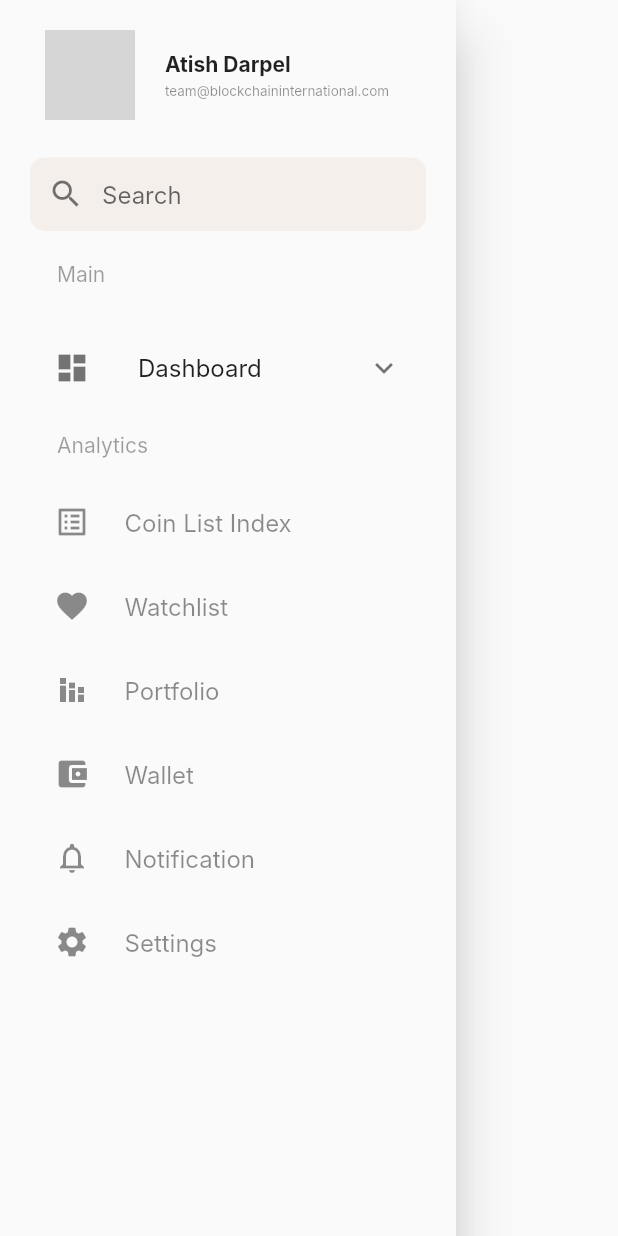
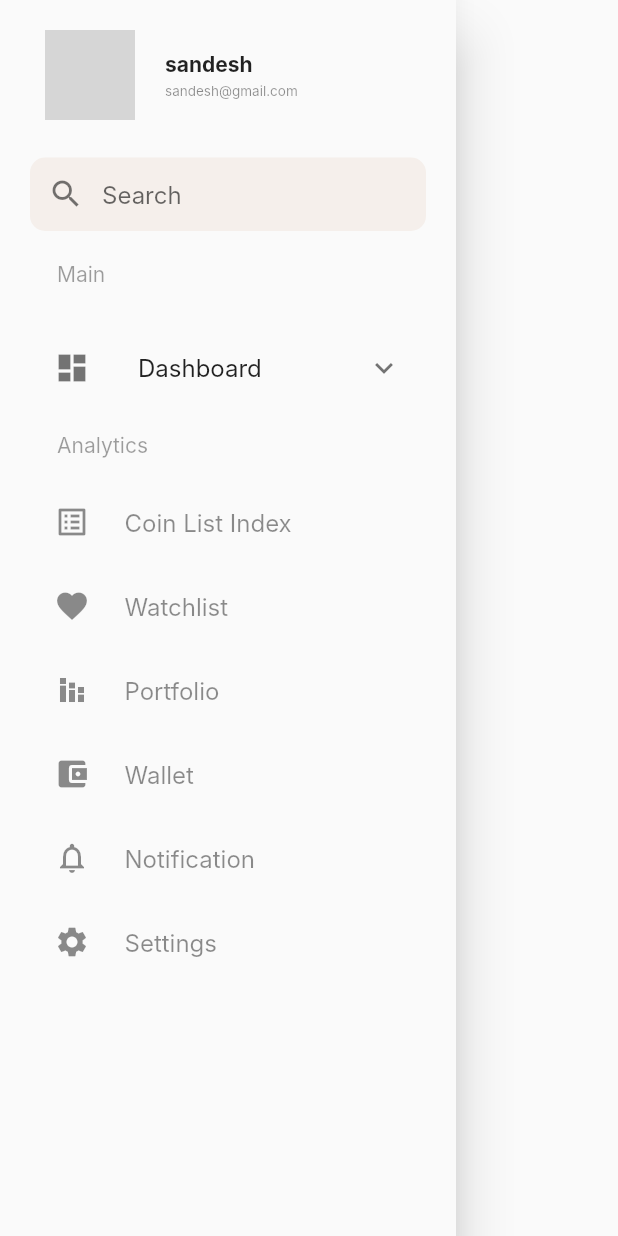
Before and after one commit to SandeshGhadage123/HamburgerMenuApp, a Flutter app: what burgermenu() shows on an empty page, opened directly, on a phone screen of 412 x 824 dp. Run offline on Flutter 3.47's test engine with Material 2 defaults, Android fonts, the phone set to English and light mode, and no system bars; our stand-ins replace lite_rolling_switch, shared_preferences; accounts and stored records are empty; network calls fail; Roboto replaces fonts that are missing (Inter); grey boxes are pictures that could not be loaded.

Commit message:
name field and email field retrived from login page

```diff
--- a/lib/burger_menu.dart
+++ b/lib/burger_menu.dart
@@ -1,21 +1,33 @@
 import 'package:flutter/material.dart';
+import 'package:hamburger_menu_redesign/user_preferences.dart';
 import 'package:lite_rolling_switch/lite_rolling_switch.dart';
+import 'package:shared_preferences/shared_preferences.dart';
 
-class burgermenu extends StatelessWidget {
+class burgermenu extends StatefulWidget {
+  @override
+  State<burgermenu> createState() => _burgermenuState();
+}
+
+class _burgermenuState extends State<burgermenu> {
   final padding = EdgeInsets.symmetric(horizontal: 20);
 
   @override
   Widget build(BuildContext context) {
-    final name = 'Atish Darpel';
-    final email = 'team@blockchaininternational.com';
-    final imageUrl =
-        'https://image.shutterstock.com/image-photo/smiling-young-middle-eastern-man-260nw-2063524544.jpg';
+    final user = UserPreferences.getUser();
+    //final name = 'Atish Darpel';
+    //final email = 'team@blockchaininternational.com';
+    //final imageUrl =
+        //'https://image.shutterstock.com/image-photo/smiling-young-middle-eastern-man-260nw-2063524544.jpg';
 
     return Drawer(
       child: Material(
         child: ListView(
           children: [
-            buildHeader(name: name, email: email, imageUrl: imageUrl),
+            buildHeader(
+                name: user.name,
+                email: user.email,
+                imageUrl: user.imageUrl
+            ),
             SizedBox(height: 5),
             Container(
               padding: padding,
--- /dev/null
+++ b/lib/model/user.dart
@@ -0,0 +1,35 @@
+class User {
+  final String name;
+  final String email;
+  final String imageUrl;
+
+  const User({
+    required this.name,
+    required this.email,
+    required this.imageUrl,
+  });
+
+  User copy({
+  String? name,
+    String? email,
+    String? imageUrl,
+}) =>
+  User(
+    name: name ?? this.name,
+    email: email ?? this.email,
+    imageUrl: imageUrl ?? this.imageUrl,
+  );
+
+  static User fromJson(Map<String, dynamic> json) => User(
+    name: json ['name'],
+    email: json ['email'],
+    imageUrl: json['imageUrl']
+  );
+
+
+  Map<String, dynamic> toJson() => {
+    'name' : name,
+    'email' : email,
+    'imageUrl' : imageUrl,
+  };
+}
--- /dev/null
+++ b/lib/user_preferences.dart
@@ -0,0 +1,30 @@
+import 'dart:convert';
+
+import 'package:shared_preferences/shared_preferences.dart';
+import 'model/user.dart';
+
+class UserPreferences {
+  static late SharedPreferences _preferences;
+
+  static const _keyUser = 'user';
+  static const myUser = User(
+    name : 'sandesh',
+    email: 'sandesh@gmail.com',
+    imageUrl: 'https://image.shutterstock.com/image-photo/smiling-young-middle-eastern-man-260nw-2063524544.jpg',
+  );
+
+  static Future init() async =>
+      _preferences = await SharedPreferences.getInstance();
+
+  static Future setUser(User user) async {
+    final json = jsonEncode(user.toJson());
+
+    await _preferences.setString(_keyUser, json);
+  }
+
+  static User getUser() {
+    final json = _preferences.getString(_keyUser);
+
+    return json == null ? myUser : User.fromJson(jsonDecode(json));
+  }
+}
--- a/pubspec.yaml
+++ b/pubspec.yaml
@@ -39,6 +39,8 @@ dependencies:
   # The following adds the Cupertino Icons font to your application.
   # Use with the CupertinoIcons class for iOS style icons.
   cupertino_icons: ^1.0.2
+  image_picker: ^0.8.6
+  path_provider: ^2.0.11
 
 dev_dependencies:
   flutter_test:
```
Also changed, not shown: lib/main.dart (+31 -51 lines), pubspec.lock.
